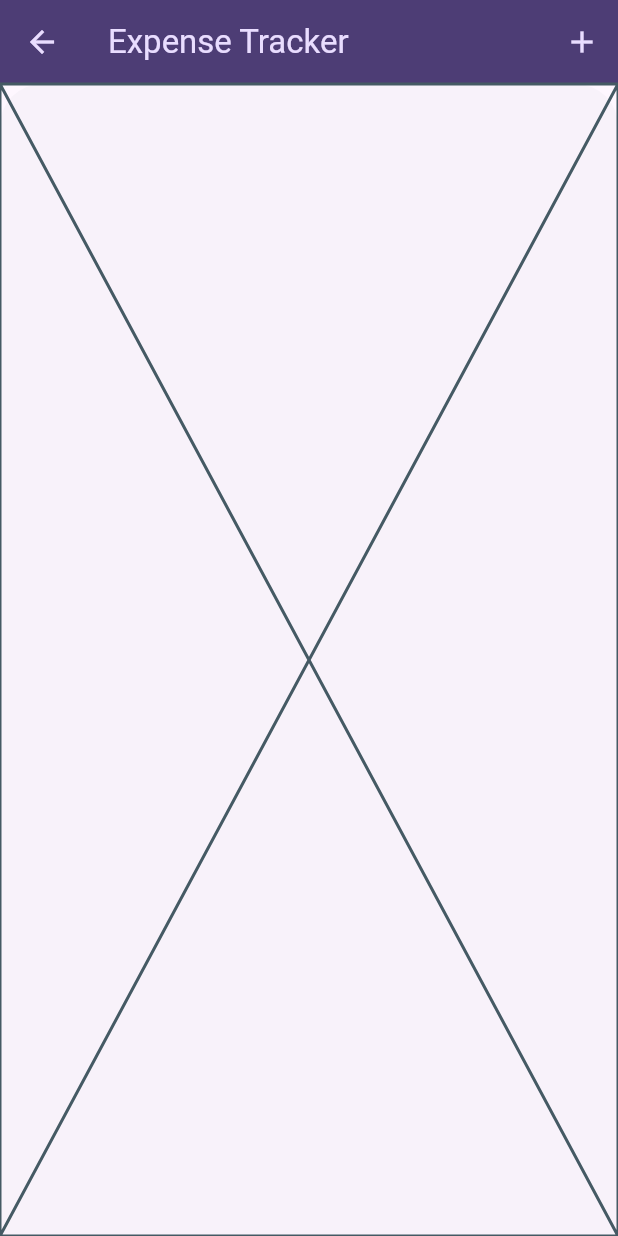
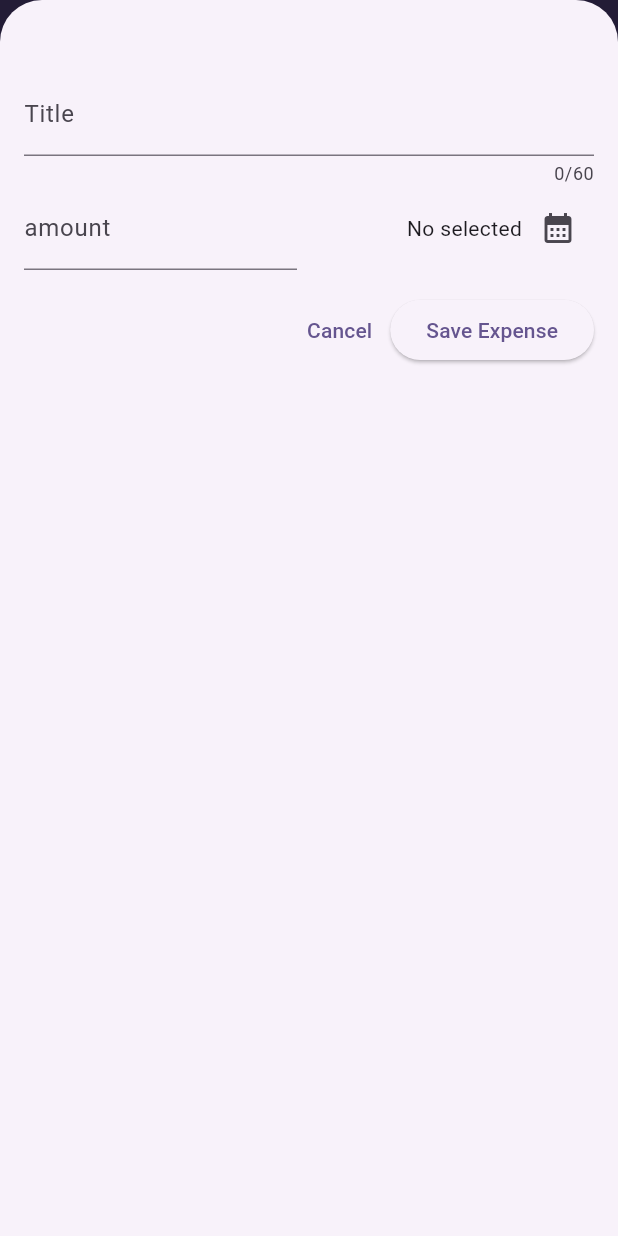
Before and after one commit to danbi4f/expense_tracker, a Flutter app: the screen it shows after launch, after a tap on the "add" icon, on a phone screen of 412 x 824 dp. Run offline on Flutter 3.47's test engine with Material 3 defaults, Android fonts, the phone set to English and light mode, and no system bars; our stand-ins replace hive, hive_flutter; accounts and stored records are empty.

Commit message:
updata 3

```diff
--- a/lib/expense/data/datasource/expense_data_source.dart
+++ /dev/null
@@ -1,24 +0,0 @@
-import 'package:expense_tracker/expense/data/models/expense_model.dart';
-import 'package:hive/hive.dart';
-
-part 'expense_data_source.g.dart';
-
-@HiveType(typeId: 1)
-class ExpenseDataSource {
-  ExpenseDataSource(
-      {required this.name,
-      required this.price,
-      required this.category,
-      required this.date});
-  @HiveField(0)
-  String name;
-
-  @HiveField(1)
-  int price;
-
-  @HiveField(2)
-  Category category;
-
-  @HiveField(3)
-  DateTime? date;
-}
--- a/lib/expense/data/models/expense_model.dart
+++ /dev/null
@@ -1,36 +0,0 @@
-import 'package:uuid/uuid.dart';
-import 'package:intl/intl.dart';
-import 'package:flutter/material.dart';
-
-final formatter = DateFormat.yMd();
-
-const uuid = Uuid();
-
-enum Category { food, travel, leisure, work, home }
-
-const categoryIcons = {
-  Category.food: Icons.lunch_dining,
-  Category.travel: Icons.flight_takeoff,
-  Category.leisure: Icons.movie_sharp,
-  Category.work: Icons.work,
-  Category.home: Icons.home,
-};
-
-class Expense {
-  Expense({
-    required this.name,
-    required this.price,
-    required this.category,
-    required this.date,
-  }) : id = uuid.v4();
-
-  final String name;
-  final int price;
-  final String id;
-  final Category category;
-  final DateTime date;
-
-  String get formattedDate {
-    return formatter.format(date);
-  }
-}
--- /dev/null
+++ b/lib/expense/models/expense.dart
@@ -0,0 +1,38 @@
+import 'package:flutter/material.dart';
+import 'package:hive/hive.dart';
+import 'package:intl/intl.dart';
+
+part 'expense.g.dart';
+final formatter = DateFormat.yMd();
+
+enum Category { food, travel, leisure, work }
+
+const categoryIcons = {
+  Category.food: Icons.lunch_dining,
+  Category.travel: Icons.flight_takeoff,
+  Category.leisure: Icons.movie,
+  Category.work: Icons.work,
+};
+
+
+@HiveType(typeId: 1)
+class ExpenseModel {
+  ExpenseModel({
+    required this.name,
+    required this.amount,
+    required this.date,
+  });
+  @HiveField(0)
+  String name;
+
+  @HiveField(1)
+  double amount;
+
+  @HiveField(2)
+  DateTime date;
+
+  String get formattedDate {
+    return formatter.format(date);
+
+}
+}
--- a/lib/expense/page/expenses_page.dart
+++ b/lib/expense/page/expenses_page.dart
@@ -1,11 +1,40 @@
-import 'package:expense_tracker/expense/widgets/expenses_widget.dart';
+import 'package:expense_tracker/expense/widgets/expenses_list_widget.dart';
+import 'package:expense_tracker/expense/widgets/new_expense.dart';
 import 'package:flutter/material.dart';
 
-class ExpensesPage extends StatelessWidget {
+class ExpensesPage extends StatefulWidget {
   const ExpensesPage({super.key});
 
   @override
+  State<ExpensesPage> createState() => _ExpensesPageState();
+}
+
+class _ExpensesPageState extends State<ExpensesPage> {
+  @override
   Widget build(BuildContext context) {
-    return ExpensesWidget();
+      openAddExpenseOverlay() {
+    showModalBottomSheet(
+      isScrollControlled: true,
+      context: context,
+      builder: (context) => const NewExpense(),
+    );
+  }
+    return Scaffold(
+      appBar: AppBar(
+        title: const Text('Expense Tracker'),
+        actions: [
+          IconButton(
+            onPressed: openAddExpenseOverlay,
+            icon: const Icon(Icons.add),
+          ),
+        ],
+      ),
+      body: const Column(
+        children: [
+          Text('Chart'),
+          ExpensesListWidget(),
+        ],
+      ),
+    );
   }
 }
--- a/lib/expense/page/modal_scheet_page.dart
+++ /dev/null
@@ -1,28 +0,0 @@
-import 'package:expense_tracker/expense/widgets/new_expense/new_expense.dart';
-import 'package:flutter/foundation.dart';
-import 'package:flutter/material.dart';
-
-class ModalSheetPage extends StatelessWidget {
-  const ModalSheetPage({super.key});
-
-  @override
-  Widget build(BuildContext context) {
-    void openExpenseOverlay() {
-      showBottomSheet(
-        context: context,
-        builder: (context) => NewExpense(),
-      );
-    }
-
-    return IconButton(
-      onPressed: openExpenseOverlay,
-      icon: const Icon(Icons.add),
-    );
-  }
-}
-
-
-/*
-
-
-*/
--- a/lib/expense/widgets/expense_card_item.dart
+++ /dev/null
@@ -1,45 +0,0 @@
-import 'package:flutter/material.dart';
-import 'package:flutter_bloc/flutter_bloc.dart';
-
-import 'package:expense_tracker/expense/data/models/expense_model.dart';
-
-class ExpenseItemWidget extends StatelessWidget {
-  const ExpenseItemWidget({super.key});
-
-  @override
-  Widget build(BuildContext context) {
-    return Card(
-      child: Padding(
-        padding: const EdgeInsets.symmetric(
-          horizontal: 20,
-          vertical: 16,
-        ),
-        child: Column(
-          crossAxisAlignment: CrossAxisAlignment.start,
-          children: [
-            Text(
-              'name', // expense.name
-              style: Theme.of(context).textTheme.titleLarge,
-            ),
-            const SizedBox(height: 4),
-            const Row(
-              children: [
-                Text(
-                  'price', // expense.price.toStringAsFixed(2)
-                ),
-                Spacer(),
-                Row(
-                  children: [
-                    Icon(Icons.abc), // Icon(categoryIcons[expense.category]),
-                    SizedBox(width: 8),
-                    Text('date'), //expense.formattedDate
-                  ],
-                ),
-              ],
-            ),
-          ],
-        ),
-      ),
-    );
-  }
-}
--- a/lib/expense/widgets/expenses_list_widget.dart
+++ b/lib/expense/widgets/expenses_list_widget.dart
@@ -1,5 +1,9 @@
-import 'package:expense_tracker/expense/widgets/expense_card_item.dart';
+import 'package:expense_tracker/boxes.dart';
+import 'package:expense_tracker/expense/models/expense.dart';
 import 'package:flutter/material.dart';
+import 'package:intl/intl.dart';
+
+final formatter = DateFormat.yMd();
 
 class ExpensesListWidget extends StatelessWidget {
   const ExpensesListWidget({super.key});
@@ -13,8 +17,38 @@ class ExpensesListWidget extends StatelessWidget {
           child: Padding(
             padding: const EdgeInsets.all(10.0),
             child: ListView.builder(
-      itemCount: 1,
-      itemBuilder: (context, index) => ExpenseItemWidget()),
+              itemCount: boxExpenses.length,
+              itemBuilder: (context, index) {
+                ExpenseModel expense = boxExpenses.getAt(index);
+                return Card(
+                  child: Padding(
+                    padding: const EdgeInsets.symmetric(
+                      horizontal: 20,
+                      vertical: 16,
+                    ),
+                    child: Column(
+                      crossAxisAlignment: CrossAxisAlignment.start,
+                      children: [
+                        Text(
+                          expense.name,
+                          style: Theme.of(context).textTheme.titleLarge,
+                        ),
+                        const SizedBox(height: 4),
+                        Row(
+                          children: [
+                            Text(
+                              '\$${expense.amount.toStringAsFixed(2)}',
+                            ),
+                            const Spacer(),
+                            Text(expense.formattedDate),
+                          ],
+                        ),
+                      ],
+                    ),
+                  ),
+                );
+              },
+            ),
           ),
         ),
       ),
--- a/lib/expense/widgets/expenses_widget.dart
+++ /dev/null
@@ -1,25 +0,0 @@
-import 'package:expense_tracker/expense/page/modal_scheet_page.dart';
-import 'package:expense_tracker/expense/widgets/expenses_list_widget.dart';
-import 'package:flutter/material.dart';
-
-class ExpensesWidget extends StatelessWidget {
-  const ExpensesWidget({super.key});
-
-  @override
-  Widget build(BuildContext context) {
-    return Scaffold(
-      appBar: AppBar(
-        title: const Text('Expense Tracker'),
-        actions: const [
-          ModalSheetPage(),
-        ],
-      ),
-      body: const Column(
-        children: [
-          Text('Chart'),
-          ExpensesListWidget(),
-        ],
-      ),
-    );
-  }
-}
--- /dev/null
+++ b/lib/expense/widgets/new_expense.dart
@@ -0,0 +1,145 @@
+import 'package:expense_tracker/boxes.dart';
+import 'package:expense_tracker/expense/models/expense.dart';
+
+import 'package:flutter/material.dart';
+
+class NewExpense extends StatefulWidget {
+  const NewExpense({super.key});
+
+  @override
+  State<NewExpense> createState() => _NewExpenseState();
+}
+
+class _NewExpenseState extends State<NewExpense> {
+  final titleController = TextEditingController();
+  final amountController = TextEditingController();
+  DateTime? selectedDate;
+  //Category selectedCategory = Category.leisure;
+
+  @override
+  void dispose() {
+    titleController.dispose();
+    amountController.dispose();
+    super.dispose();
+  }
+
+  void _presentDatePicker() async {
+    final now = DateTime.now();
+    final firstDate = DateTime(now.year - 1, now.month, now.day);
+    final pickedDate = await showDatePicker(
+      context: context,
+      initialDate: now,
+      firstDate: firstDate,
+      lastDate: now,
+    );
+    setState(() {
+      selectedDate = pickedDate;
+    });
+  }
+
+  void submitExpenseData() {
+    final enteredAmount = double.tryParse(amountController.text);
+    final amountIsInvalid = enteredAmount == null || enteredAmount <= 0;
+    if (titleController.text.trim().isEmpty ||
+        amountIsInvalid ||
+        selectedDate == null) {
+      showDialog(
+        context: context,
+        builder: (context) => AlertDialog(
+          title: const Text('Invalid input'),
+          content: const Text('check all fields'),
+          actions: [
+            TextButton(
+                onPressed: () {
+                  Navigator.pop(context);
+                },
+                child: const Text('okay'))
+          ],
+        ),
+      );
+      return;
+    }
+    setState(() {
+      boxExpenses.put(
+        'key_${titleController.text}',
+        ExpenseModel(
+          name: titleController.text,
+          amount: enteredAmount,
+          //category: selectedCategory,
+          date: selectedDate!,
+        ),
+      );
+    });
+    Navigator.pop(context);
+  }
+
+  @override
+  Widget build(BuildContext context) {
+    return SizedBox(
+      height: double.infinity,
+      child: Padding(
+        padding: const EdgeInsets.fromLTRB(16, 48, 16, 16),
+        child: Column(
+          children: [
+            TextField(
+              controller: titleController,
+              maxLength: 60,
+              decoration: const InputDecoration(
+                label: Text('Title'),
+              ),
+            ),
+            Row(
+              mainAxisAlignment: MainAxisAlignment.center,
+              children: [
+                Expanded(
+                  child: TextField(
+                    controller: amountController,
+                    decoration: const InputDecoration(
+                      prefixText: '\$',
+                      label: Text('amount'),
+                    ),
+                    keyboardType: TextInputType.number,
+                  ),
+                ),
+                const SizedBox(width: 16),
+                Expanded(
+                  child: Row(
+                    mainAxisAlignment: MainAxisAlignment.end,
+                    crossAxisAlignment: CrossAxisAlignment.center,
+                    children: [
+                      Text(
+                        selectedDate == null
+                            ? 'No selected'
+                            : formatter.format(selectedDate!),
+                      ),
+                      IconButton(
+                        onPressed: _presentDatePicker,
+                        icon: const Icon(Icons.calendar_month),
+                      ),
+                    ],
+                  ),
+                ),
+              ],
+            ),
+            const SizedBox(height: 16),
+            Row(
+              children: [
+                const Spacer(),
+                TextButton(
+                  onPressed: () {
+                    Navigator.pop(context);
+                  },
+                  child: const Text('Cancel'),
+                ),
+                ElevatedButton(
+                  onPressed: submitExpenseData,
+                  child: const Text('Save Expense'),
+                ),
+              ],
+            ),
+          ],
+        ),
+      ),
+    );
+  }
+}
--- a/lib/expense/widgets/new_expense/new_expense.dart
+++ /dev/null
@@ -1,10 +0,0 @@
-import 'package:flutter/material.dart';
-
-class NewExpense extends StatelessWidget {
-  const NewExpense({super.key});
-
-  @override
-  Widget build(BuildContext context) {
-    return const Placeholder();
-  }
-}
--- a/lib/main.dart
+++ b/lib/main.dart
@@ -1,5 +1,5 @@
 import 'package:expense_tracker/config/theme.dart';
-import 'package:expense_tracker/expense/data/datasource/expense_data_source.dart';
+import 'package:expense_tracker/expense/models/expense.dart';
 
 import 'package:expense_tracker/expense/page/expenses_page.dart';
 import 'package:flutter/material.dart';
@@ -10,8 +10,8 @@ import 'boxes.dart';
 
 void main() async {
   await Hive.initFlutter();
-  Hive.registerAdapter(ExpenseDataSourceAdapter());
-  boxExpenses = await Hive.openBox<ExpenseDataSource>('expenseBox');
+  Hive.registerAdapter(ExpenseModelAdapter());
+  boxExpenses = await Hive.openBox<ExpenseModel>('expenseBox');
 
   runApp(const MainApp());
 
```
Also changed, not shown: lib/expense/bloc/expense_bloc.dart (deleted, +0 -13 lines), lib/expense/bloc/expense_event.dart (deleted, +0 -8 lines), lib/expense/bloc/expense_state.dart (deleted, +0 -10 lines), lib/expense/data/models/expense_bucket_model.dart (deleted), lib/expense/models/expense.g.dart, 3 other files.
